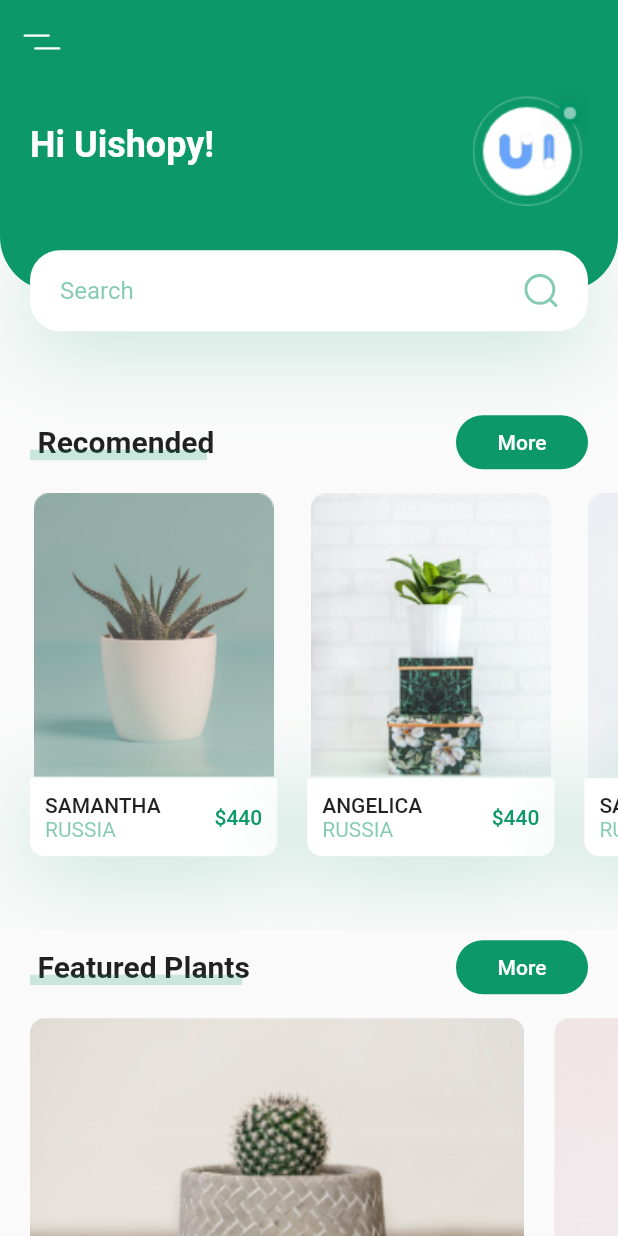
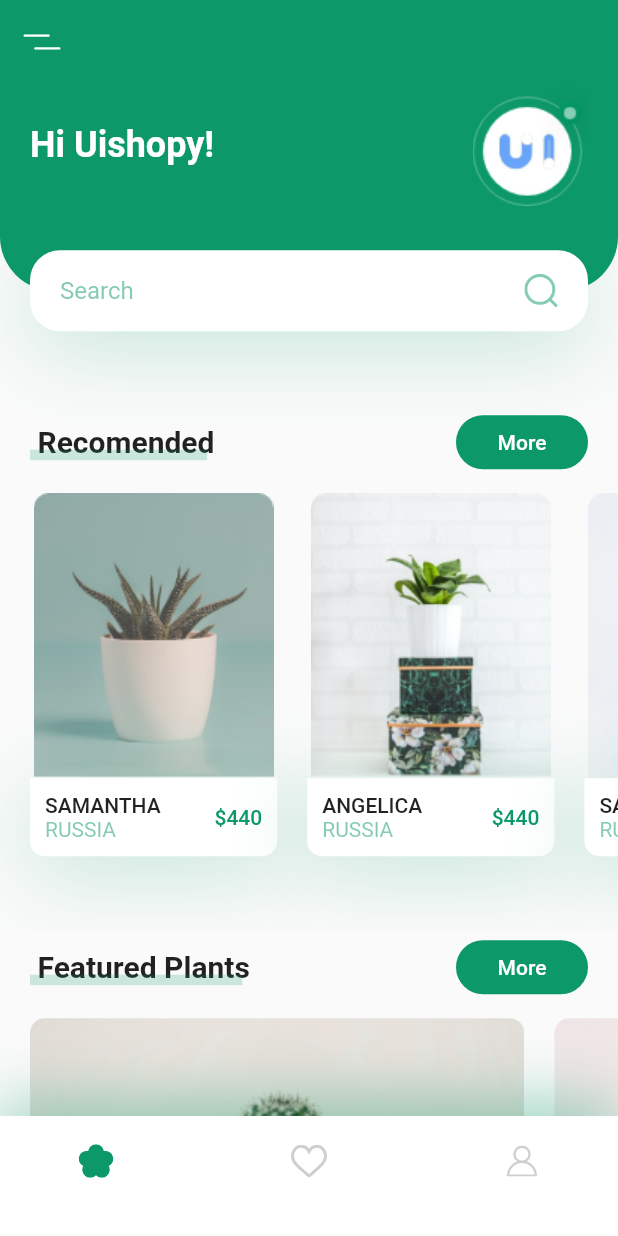
Before and after one commit to ansSelim/Plant-App-UI, a Flutter app: the screen it shows after launch, on a phone screen of 412 x 824 dp. Run offline on Flutter 3.47's test engine with Material 2 defaults, Android fonts, the phone set to English and light mode, and no system bars; our stand-ins replace flutter_svg.

Commit message:
add bottomNavigationBar

```diff
--- /dev/null
+++ b/lib/screens/components/my_bottom_nav_bar.dart
@@ -0,0 +1,51 @@
+import 'package:flutter/material.dart';
+import 'package:flutter_svg/flutter_svg.dart';
+
+import '../../constants.dart';
+
+
+
+class MyBottomNavBar extends StatelessWidget {
+  const MyBottomNavBar({
+    Key? key,
+  }) : super(key: key);
+
+  @override
+  Widget build(BuildContext context) {
+    return Container(
+      padding: const EdgeInsets.only(
+        left: kDefaultPadding * 2,
+        right: kDefaultPadding * 2,
+        bottom: kDefaultPadding,
+      ),
+      height: 80,
+      decoration: BoxDecoration(
+        color: Colors.white,
+        boxShadow: [
+          BoxShadow(
+            offset: const Offset(0, -10),
+            blurRadius: 35,
+            color: kPrimaryColor.withOpacity(0.38),
+          ),
+        ],
+      ),
+      child: Row(
+        mainAxisAlignment: MainAxisAlignment.spaceBetween,
+        children: <Widget>[
+          IconButton(
+            icon: SvgPicture.asset("assets/icons/flower.svg"),
+            onPressed: () {},
+          ),
+          IconButton(
+            icon: SvgPicture.asset("assets/icons/heart-icon.svg"),
+            onPressed: () {},
+          ),
+          IconButton(
+            icon: SvgPicture.asset("assets/icons/user-icon.svg"),
+            onPressed: () {},
+          ),
+        ],
+      ),
+    );
+  }
+}
--- a/lib/screens/home/home_screen.dart
+++ b/lib/screens/home/home_screen.dart
@@ -1,5 +1,6 @@
 import 'package:flutter/material.dart';
 import 'package:flutter_svg/svg.dart';
+import 'package:plantappui/screens/components/my_bottom_nav_bar.dart';
 import 'package:plantappui/screens/home/components/body.dart';
 
 import '../../constants.dart';
@@ -10,7 +11,7 @@ class HomeScreen extends StatelessWidget {
     return Scaffold(
       appBar: buildAppBar(),
       body: Body(),
-
+bottomNavigationBar: const MyBottomNavBar(),
     );
   }
 
```
